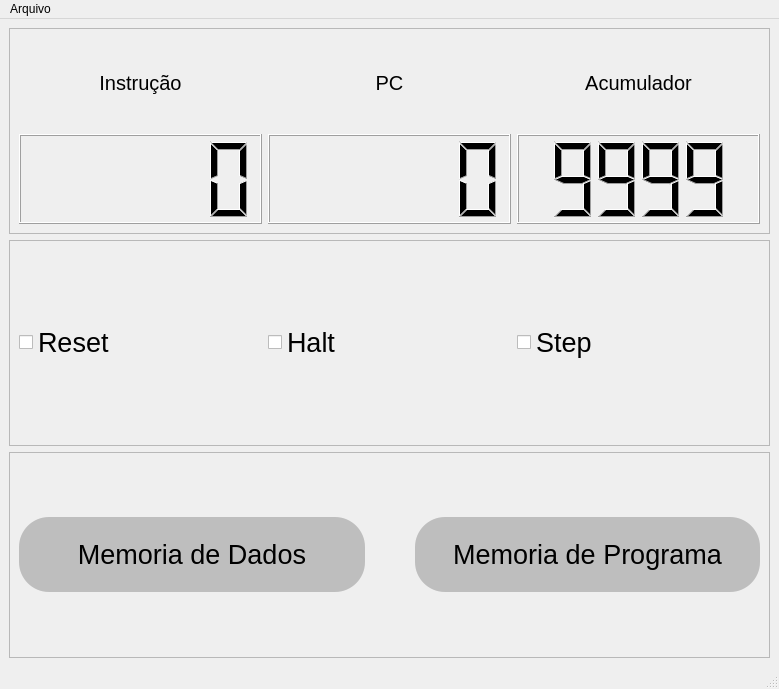
Before: the Qt Designer form src/GUI/main.ui in JoaoVitorBranco/BIPy, drawn with Qt 5.
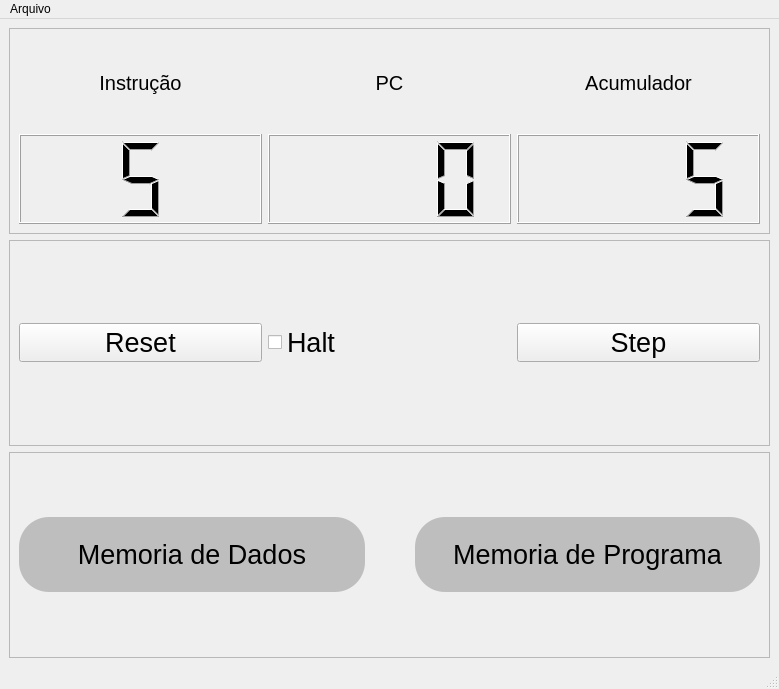
After: the same form once the commit is applied.

Patch:
```diff
--- a/src/GUI/main.ui
+++ b/src/GUI/main.ui
@@ -60,21 +60,32 @@
         </widget>
        </item>
        <item row="1" column="0">
-        <widget class="QLCDNumber" name="lcdNumber"/>
+        <widget class="QLCDNumber" name="intruct_counter">
+         <property name="digitCount">
+          <number>1</number>
+         </property>
+         <property name="value" stdset="4">
+          <double>5</double>
+         </property>
+        </widget>
        </item>
        <item row="1" column="1">
-        <widget class="QLCDNumber" name="lcdNumber_2"/>
+        <widget class="QLCDNumber" name="program_counter">
+         <property name="digitCount">
+          <number>4</number>
+         </property>
+         <property name="value" stdset="0">
+          <double>0</double>
+         </property>
+        </widget>
        </item>
        <item row="1" column="2">
         <widget class="QLCDNumber" name="lcdNumber_3">
          <property name="digitCount">
           <number>4</number>
          </property>
-         <property name="mode">
-          <enum>QLCDNumber::Dec</enum>
-         </property>
          <property name="value" stdset="0">
-          <double>9999.000000000000000</double>
+          <double>5</double>
          </property>
         </widget>
        </item>
@@ -91,7 +102,7 @@
       </property>
       <layout class="QHBoxLayout" name="horizontalLayout_2">
        <item>
-        <widget class="QCheckBox" name="checkBox">
+        <widget class="QPushButton" name="reset_button">
          <property name="font">
           <font>
            <pointsize>20</pointsize>
@@ -115,7 +126,7 @@
         </widget>
        </item>
        <item>
-        <widget class="QCheckBox" name="checkBox_3">
+        <widget class="QPushButton" name="step_button">
          <property name="font">
           <font>
            <pointsize>20</pointsize>
```
Left out of the diff: 10 changed lines with no effect on the pictures.
